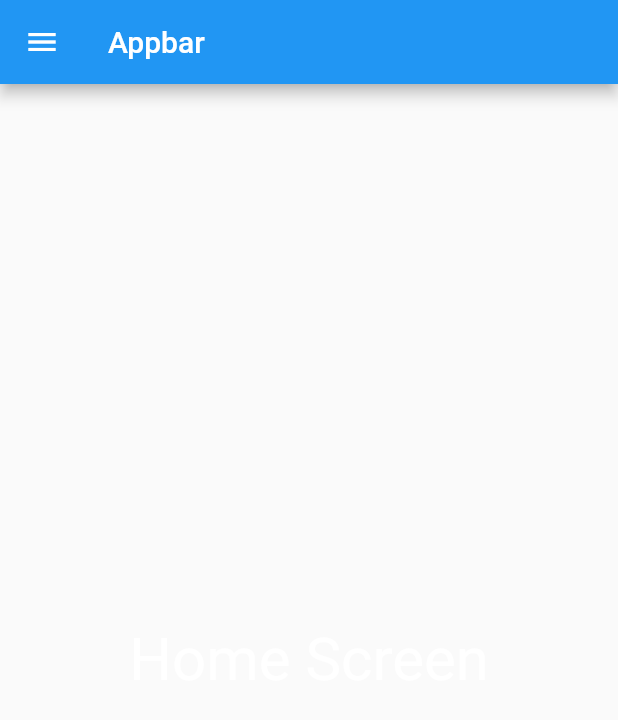
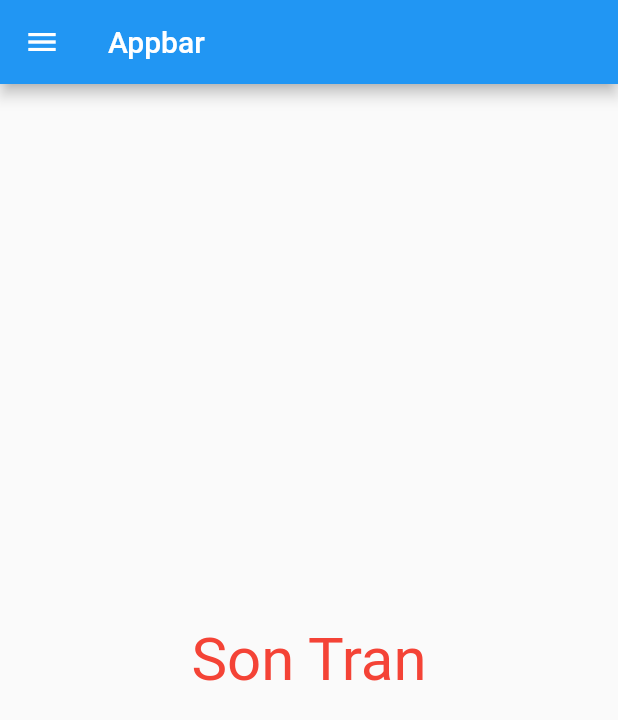
Before and after one commit to tran0460/MAD9022-EX5-Basic-Flutter-App, a Flutter app: the screen it shows after launch, on a phone screen of 412 x 824 dp. Shown: the top 720 px of the screen. Run offline on Flutter 3.47's test engine with Material 2 defaults, Android fonts, the phone set to English and light mode, and no system bars.

```diff
--- a/lib/main.dart
+++ b/lib/main.dart
@@ -2,8 +2,8 @@ import 'package:flutter/material.dart';
 import 'package:flutter_nav_starter/nav.dart';
 
 //screens
-// import 'package:flutter_nav_starter/screens/first_screen.dart'
-// import 'package:flutter_nav_starter/screens/second_screen.dart'
+import 'package:flutter_nav_starter/screens/first_screen.dart';
+import 'package:flutter_nav_starter/screens/second_screen.dart';
 // import 'package:flutter_nav_starter/screens/third_screen.dart'
 
 void main() {
@@ -28,7 +28,11 @@ class MainPage extends StatefulWidget {
 
 class _MainPageState extends State<MainPage> {
   int currentIndex = 0;
-  final screens = <Widget>[];
+  final screens = <Widget>[
+    FirstScreen(),
+    SecondScreen(),
+    FirstScreen(),
+  ];
 
   @override
   Widget build(BuildContext context) {
@@ -36,21 +40,12 @@ class _MainPageState extends State<MainPage> {
       appBar: AppBar(
         title: Text('Appbar'),
       ),
-      body: Container(
-        alignment: Alignment.center,
-        child: Text(
-          'Home Screen',
-          style: TextStyle(
-            color: Colors.white,
-            fontSize: 40,
-          ),
-        ),
-      ),
+      body: screens[currentIndex],
       drawer: NavDrawer(
           currentIndex: currentIndex,
           onTapped: (i) {
             print(i);
-            setState(() => currentIndex = i);
+            setState(() => {currentIndex = i});
           }),
     );
   }
--- a/lib/nav.dart
+++ b/lib/nav.dart
@@ -6,6 +6,7 @@ class NavDrawer extends StatefulWidget {
 
   int currentIndex;
   final Function(int) onTapped;
+
   final labels = <String>[
     'Home',
     'Second',
@@ -54,7 +55,6 @@ class _NavDrawerState extends State<NavDrawer> {
               onTap: () {
                 print('tapped $i');
                 widget.onTapped(i);
-                //drawer needs to be removed from history
                 Navigator.of(context).pop();
               },
             ),
--- a/lib/screens/first_screen.dart
+++ b/lib/screens/first_screen.dart
@@ -0,0 +1,19 @@
+import 'package:flutter/material.dart';
+
+class FirstScreen extends StatelessWidget {
+  const FirstScreen({Key? key}) : super(key: key);
+
+  @override
+  Widget build(BuildContext context) {
+    return Container(
+      alignment: Alignment.center,
+      child: Text(
+        'Son Tran',
+        style: TextStyle(
+          color: Colors.red,
+          fontSize: 40,
+        ),
+      ),
+    );
+  }
+}
```
Also changed, not shown: lib/screens/second_screen.dart (+24 -0 lines), lib/screens/third_screen.dart (+16 -0 lines).
